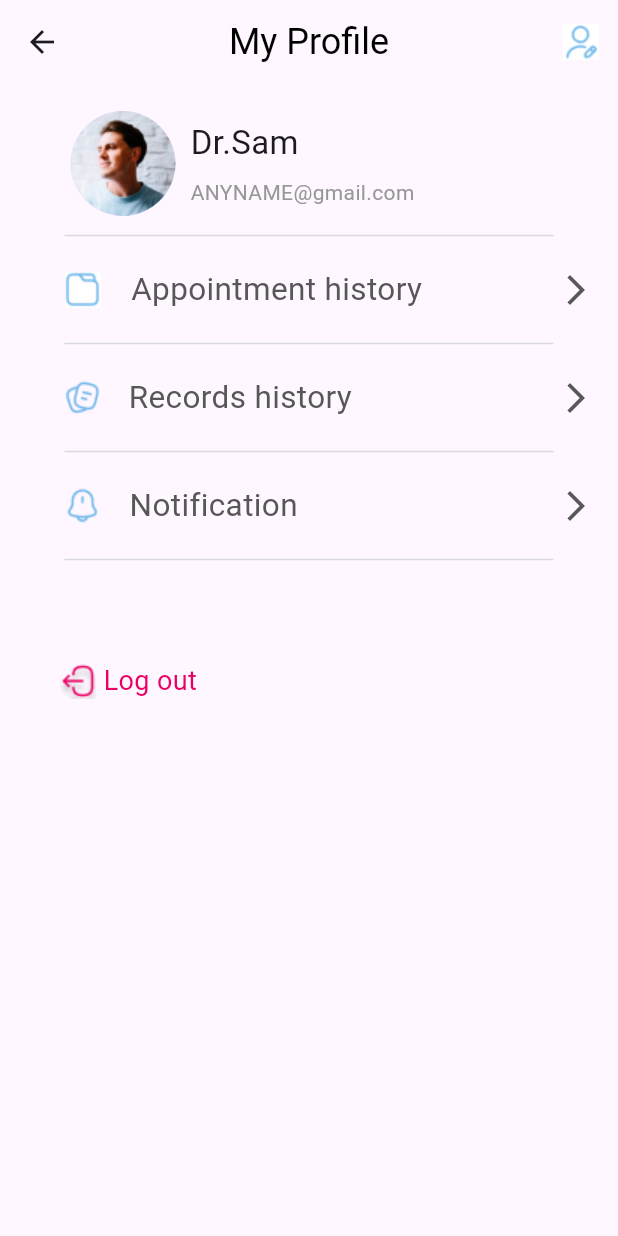
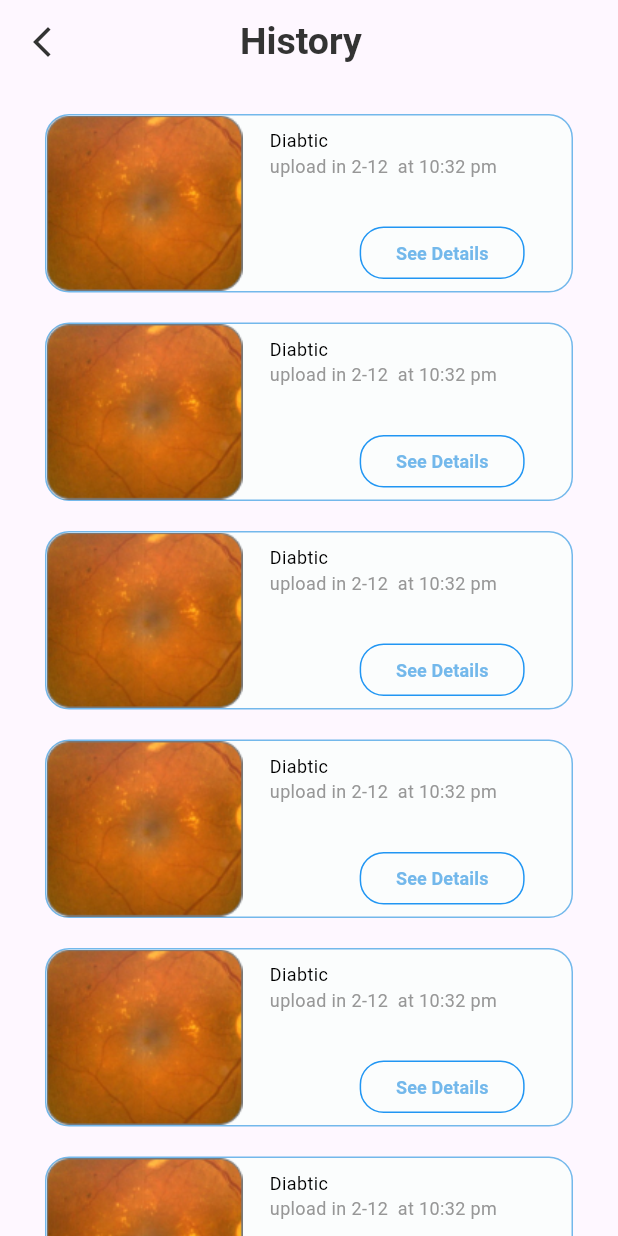
Before and after one commit to nada-elmetwaly/eye_scan, a Flutter app: the ProfileScreen screen opened directly, after a tap on "Records history", on a phone screen of 412 x 824 dp. Run offline on Flutter 3.47's test engine with Material 3 defaults, Android fonts, the phone set to English and light mode, and no system bars; our stand-ins replace curved_labeled_navigation_bar, emoji_picker_flutter, flutter_rating_bar, font_awesome_flutter, image_picker, intl_phone_field and 5 more; accounts and stored records are empty; Roboto replaces fonts that are missing (myfont); project files that could hold a hidden picture were left out.

Commit message:
result and History

```diff
--- a/lib/components/AppoinmentCard.dart
+++ b/lib/components/AppoinmentCard.dart
@@ -18,10 +18,10 @@ class _AppointmentItemState extends State<AppointmentCard> {
       padding: const EdgeInsets.all(8.0),
       child: Container(
         decoration:BoxDecoration(
-          color: Color(0xffFBFDFD),
+          color: Color(0xffFBFCFD),
           borderRadius: BorderRadius.circular(8),
           border: Border.all(
-            color: Color(0xffEAF6F6)
+            color: Color(0xffD8E8F2)
           )
         ),
         width: 327,
@@ -33,7 +33,7 @@ class _AppointmentItemState extends State<AppointmentCard> {
             children: [
               Row(
                 children: [
-                  Image(image: AssetImage('assetes/doctor _ rectangle.png')),
+                  Image(image: AssetImage('assetes/doc2 rectangle.png')),
                   SizedBox(width: 10,),
                   Column(
 
--- /dev/null
+++ b/lib/components/historyCard.dart
@@ -0,0 +1,100 @@
+import 'package:eye_scan/components/maincolor.dart';
+import 'package:eye_scan/historyscreens/Result_Screen.dart';
+import 'package:flutter/cupertino.dart';
+import 'package:flutter/material.dart';
+
+class HistoryCard extends StatefulWidget {
+  const HistoryCard({super.key});
+
+  @override
+  State<HistoryCard> createState() => _HistoryCardState();
+}
+
+class _HistoryCardState extends State<HistoryCard> {
+  @override
+  Widget build(BuildContext context) {
+    return Padding(
+      padding: const EdgeInsets.only(left: 30,right: 30,top: 20),
+      child: Container(
+        width: 330,
+        height: 119,
+        decoration: BoxDecoration(
+            color: Color(0xffFBFDFD),
+            border: Border.all(color: Color(0xff73B8EB)),
+          borderRadius: BorderRadius.circular(16)
+
+        ),
+        child: Row(
+
+          children: [
+            Image(image: AssetImage('assetes/xray.png')),
+            SizedBox(
+              width: 10,
+            ),
+            Padding(
+              padding: const EdgeInsets.all(8.0),
+              child: Column(
+                mainAxisAlignment: MainAxisAlignment.spaceBetween,
+                crossAxisAlignment: CrossAxisAlignment.start,
+                children: [
+                  Row(
+                    children: [
+                      Column(
+                        crossAxisAlignment: CrossAxisAlignment.start,
+                        children: [
+                          Text(
+                            'Diabtic',
+                            style: TextStyle(
+                                color: Colors.black, fontSize: 12, fontFamily: 'myfont'),
+                          ),
+                          Text(
+                            'upload in 2-12  at 10:32 pm',
+                            style: TextStyle(
+                                color: maincolorgrey, fontSize: 12, fontFamily: 'myfont'),
+                          ),
+                        ],
+                      )
+                    ],
+                  ),
+                  Row(
+                    mainAxisAlignment: MainAxisAlignment.end,
+                    children: [
+                      SizedBox(width: 60,),
+                      Container(
+                        width: 110,
+                        height: 35,
+                        decoration: BoxDecoration(
+                            borderRadius:BorderRadius.circular(16) ,
+                            border: Border.all(
+                                color: Colors.blue
+                            )
+                        ),
+                        child: MaterialButton(onPressed: ()
+                        {
+                          Navigator.push(context, MaterialPageRoute(builder: (context)=>ResultScreen()));
+                        },
+                          child:
+                          Text(
+                            'See Details',
+                            style: TextStyle(
+                              color: maincolorblue,
+                              fontSize: 12,
+                              fontFamily: "myfont",
+                              fontWeight: FontWeight.w700,
+
+                            ),
+                          ),
+                        ),
+                      ),
+                    ],
+                  ),
+                ],
+              ),
+            ),
+
+          ],
+        ),
+      ),
+    );
+  }
+}
--- /dev/null
+++ b/lib/historyscreens/Record_screen.dart
@@ -0,0 +1,59 @@
+import 'package:eye_scan/components/historyCard.dart';
+import 'package:flutter/cupertino.dart';
+import 'package:flutter/material.dart';
+
+class RecordScreen extends StatefulWidget {
+  const RecordScreen({super.key});
+
+  @override
+  State<RecordScreen> createState() => _RecordScreenState();
+}
+
+class _RecordScreenState extends State<RecordScreen> {
+  @override
+  Widget build(BuildContext context) {
+    return Scaffold(
+      appBar:AppBar(
+
+        automaticallyImplyLeading: false,
+
+        title: Row(
+          crossAxisAlignment: CrossAxisAlignment.center,
+          children: [
+            InkWell(
+              child: Icon(
+                Icons.arrow_back_ios_new,
+                color: Color(0xff333333),
+              ),
+              onTap: () {
+                Navigator.pop(context);
+              },
+            ),
+            const SizedBox(
+              width: 120,
+            ),
+            Text(
+              'History',
+              style: TextStyle(
+                fontFamily: 'myfont',
+                color: Color(0xff333333),
+                fontWeight: FontWeight.bold,
+                fontSize: 25,
+              ),
+            ),
+          ],
+        ),
+      ),
+      body: Column(
+        children: [
+          Expanded(
+            child: ListView.builder(itemBuilder: (context,index)
+            {
+              return HistoryCard();
+            }),
+          )
+        ],
+      )
+    );
+  }
+}
--- a/lib/historyscreens/appointmentscreen.dart
+++ b/lib/historyscreens/appointmentscreen.dart
@@ -46,12 +46,12 @@ class _HistoryAppoState extends State<HistoryAppointPage> {
               ),
               tabs: [
             Tab(
-              child: Text('Upcoming',style: TextStyle(fontSize: 14)
+              child: Text('Upcoming',style: TextStyle(fontSize: 14,fontFamily: 'myfont')
                 ,
               ),
             ),
-            Tab(child: Text('Completed'),),
-            Tab(child: Text('Canceled'),),
+            Tab(child: Text('Completed',style: TextStyle(fontSize: 14,fontFamily: 'myfont')),),
+            Tab(child: Text('Canceled',style: TextStyle(fontSize: 14,fontFamily: 'myfont')),),
           ]) ,
         ),
         body: TabBarView(
--- a/lib/main.dart
+++ b/lib/main.dart
@@ -1,4 +1,6 @@
 import 'package:eye_scan/LoginScreens/login.dart';
+import 'package:eye_scan/components/historyCard.dart';
+import 'package:eye_scan/historyscreens/Record_screen.dart';
 import 'package:eye_scan/historyscreens/appointmentscreen.dart';
 import 'package:eye_scan/onBoarding/onBoarding.dart';
 import 'package:eye_scan/payments/appointment_screen.dart';
--- a/lib/screens/profile_screen.dart
+++ b/lib/screens/profile_screen.dart
@@ -1,4 +1,7 @@
 import 'package:eye_scan/components/ProfileItem.dart';
+import 'package:eye_scan/historyscreens/Record_screen.dart';
+import 'package:eye_scan/historyscreens/appointmentscreen.dart';
+import 'package:eye_scan/payments/appointment_screen.dart';
 import 'package:eye_scan/screens/user_profile.dart';
 import 'package:flutter/cupertino.dart';
 import 'package:flutter/material.dart';
@@ -98,7 +101,9 @@ class ProfileScreen extends StatelessWidget {
               padding: const EdgeInsets.only(left: 27),
               child: ProfileItem(
                 imagepath: 'assetes/solar_battery-low-outline.jpg',
-                onclick: () {},
+                onclick: () {
+                  Navigator.push(context, MaterialPageRoute(builder: (context)=>HistoryAppointPage()));
+                },
                 label: 'Appointment history',
                 widthofarrow: 50,
               ),
@@ -118,7 +123,9 @@ class ProfileScreen extends StatelessWidget {
               padding: const EdgeInsets.only(left: 27),
               child: ProfileItem(
                 imagepath: 'assetes/record.png',
-                onclick: () {},
+                onclick: () {
+                  Navigator.push(context, MaterialPageRoute(builder: (context)=>RecordScreen()));
+                },
                 label: 'Records history',
                 widthofarrow: 100,
               ),
```
Also changed, not shown: lib/historyscreens/Result_Screen.dart (added, +86 -0 lines), assetes/doc2 rectangle.png (added), assetes/resut xray img.png (added), assetes/xray.png (added).
